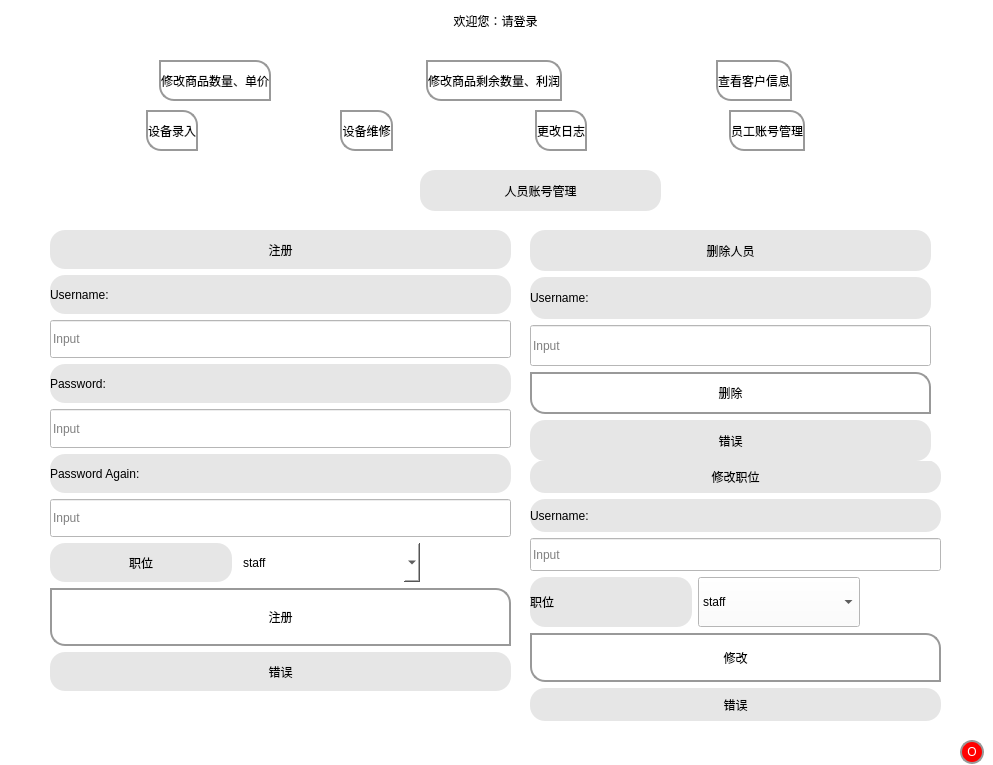
Before: the Qt Designer form storeUi/store.ui in 97CBR/drivesSystem, drawn with Qt 5.
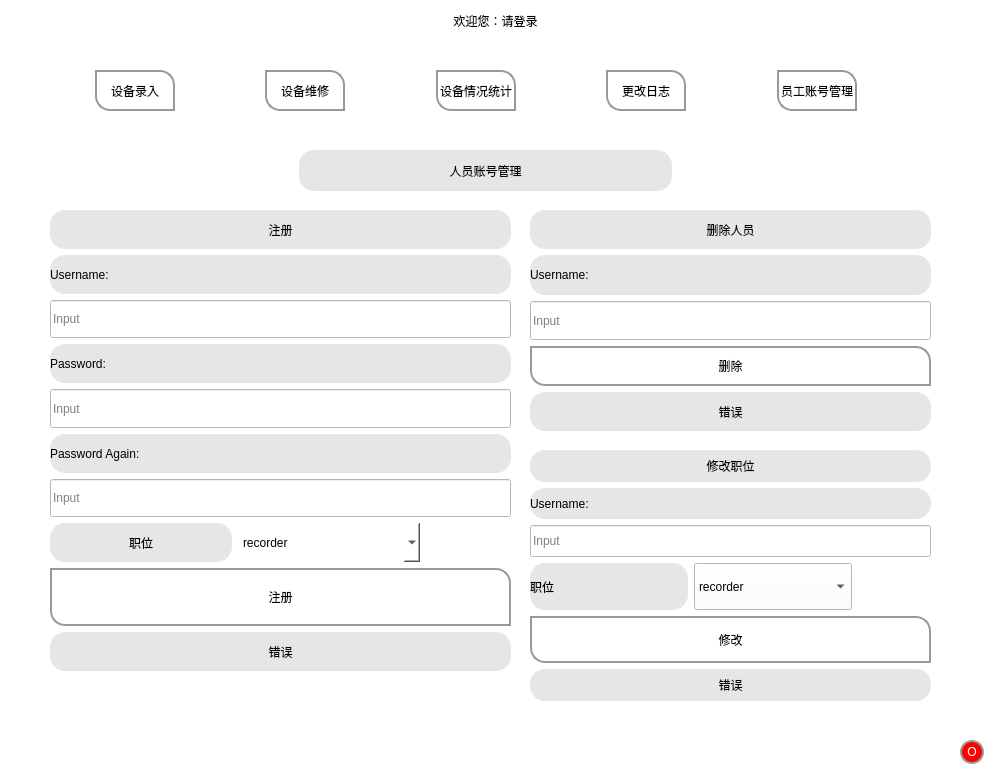
After: the same form once the commit is applied. The open tabs and pages were chosen to show the change. Icons and pictures are not drawn.

```diff
--- a/storeUi/store.ui
+++ b/storeUi/store.ui
@@ -868,116 +868,13 @@
      </widget>
     </widget>
     <widget class="QWidget" name="adminwidget">
-     <widget class="QWidget" name="horizontalLayoutWidget">
-      <property name="geometry">
-       <rect>
-        <x>10</x>
-        <y>20</y>
-        <width>931</width>
-        <height>41</height>
-       </rect>
-      </property>
-      <layout class="QHBoxLayout" name="horizontalLayout_15">
-       <item>
-        <spacer name="horizontalSpacer_5">
-         <property name="orientation">
-          <enum>Qt::Horizontal</enum>
-         </property>
-         <property name="sizeHint" stdset="0">
-          <size>
-           <width>40</width>
-           <height>20</height>
-          </size>
-         </property>
-        </spacer>
-       </item>
-       <item>
-        <widget class="QPushButton" name="changestoresattributes">
-         <property name="sizePolicy">
-          <sizepolicy hsizetype="Minimum" vsizetype="Preferred">
-           <horstretch>0</horstretch>
-           <verstretch>0</verstretch>
-          </sizepolicy>
-         </property>
-         <property name="text">
-          <string>修改商品数量、单价</string>
-         </property>
-        </widget>
-       </item>
-       <item>
-        <spacer name="horizontalSpacer_7">
-         <property name="orientation">
-          <enum>Qt::Horizontal</enum>
-         </property>
-         <property name="sizeHint" stdset="0">
-          <size>
-           <width>40</width>
-           <height>20</height>
-          </size>
-         </property>
-        </spacer>
-       </item>
-       <item>
-        <widget class="QPushButton" name="changeprofitbutton">
-         <property name="sizePolicy">
-          <sizepolicy hsizetype="Minimum" vsizetype="Preferred">
-           <horstretch>0</horstretch>
-           <verstretch>0</verstretch>
-          </sizepolicy>
-         </property>
-         <property name="text">
-          <string>修改商品剩余数量、利润</string>
-         </property>
-        </widget>
-       </item>
-       <item>
-        <spacer name="horizontalSpacer_8">
-         <property name="orientation">
-          <enum>Qt::Horizontal</enum>
-         </property>
-         <property name="sizeHint" stdset="0">
-          <size>
-           <width>40</width>
-           <height>20</height>
-          </size>
-         </property>
-        </spacer>
-       </item>
-       <item>
-        <widget class="QPushButton" name="customer_button">
-         <property name="sizePolicy">
-          <sizepolicy hsizetype="Minimum" vsizetype="Preferred">
-           <horstretch>0</horstretch>
-           <verstretch>0</verstretch>
-          </sizepolicy>
-         </property>
-         <property name="text">
-          <string>查看客户信息</string>
-         </property>
-        </widget>
-       </item>
-       <item>
-        <spacer name="horizontalSpacer_6">
-         <property name="orientation">
-          <enum>Qt::Horizontal</enum>
-         </property>
-         <property name="sizeHint" stdset="0">
-          <size>
-           <width>40</width>
-           <height>20</height>
-          </size>
-         </property>
-        </spacer>
-       </item>
-      </layout>
-     </widget>
      <widget class="QStackedWidget" name="adminstacked">
       <property name="geometry">
        <rect>
         <x>30</x>
-        <y>130</y>
+        <y>110</y>
         <width>911</width>
-        <height>561</height>
+        <height>581</height>
        </rect>
       </property>
       <property name="styleSheet">
@@ -990,9 +887,9 @@
        <widget class="QWidget" name="layoutWidget_2">
         <property name="geometry">
          <rect>
-          <x>230</x>
+          <x>20</x>
           <y>0</y>
-          <width>561</width>
+          <width>871</width>
           <height>41</height>
          </rect>
         </property>
@@ -1152,7 +1049,7 @@
              </property>
              <item>
               <property name="text">
-               <string>staff</string>
+               <string>recorder</string>
               </property>
              </item>
              <item>
@@ -1214,9 +1111,9 @@
         <property name="geometry">
          <rect>
           <x>500</x>
-          <y>290</y>
-          <width>411</width>
-          <height>261</height>
+          <y>300</y>
+          <width>401</width>
+          <height>251</height>
          </rect>
         </property>
         <layout class="QVBoxLayout" name="verticalLayout_5" stretch="2,2,2,3,3,2">
@@ -1278,7 +1175,7 @@
              </property>
              <item>
               <property name="text">
-               <string>staff</string>
+               <string>recorder</string>
               </property>
              </item>
              <item>
@@ -1342,7 +1239,7 @@
           <x>500</x>
           <y>60</y>
           <width>401</width>
-          <height>231</height>
+          <height>221</height>
          </rect>
         </property>
         <property name="styleSheet">
@@ -1575,11 +1472,14 @@
       <property name="geometry">
        <rect>
         <x>10</x>
-        <y>70</y>
+        <y>30</y>
         <width>931</width>
         <height>41</height>
        </rect>
       </property>
+      <property name="styleSheet">
+       <string notr="true"/>
+      </property>
       <layout class="QHBoxLayout" name="horizontalLayout_24">
        <item>
         <spacer name="horizontalSpacer_14">
@@ -1602,6 +1502,12 @@
            <verstretch>0</verstretch>
           </sizepolicy>
          </property>
+         <property name="minimumSize">
+          <size>
+           <width>80</width>
+           <height>0</height>
+          </size>
+         </property>
          <property name="text">
           <string>设备录入</string>
          </property>
@@ -1628,6 +1534,12 @@
            <verstretch>0</verstretch>
           </sizepolicy>
          </property>
+         <property name="minimumSize">
+          <size>
+           <width>80</width>
+           <height>0</height>
+          </size>
+         </property>
          <property name="text">
           <string>设备维修</string>
          </property>
@@ -1646,6 +1558,38 @@
          </property>
         </spacer>
        </item>
+       <item>
+        <widget class="QPushButton" name="admin_manager_device_page">
+         <property name="sizePolicy">
+          <sizepolicy hsizetype="Preferred" vsizetype="Preferred">
+           <horstretch>0</horstretch>
+           <verstretch>0</verstretch>
+          </sizepolicy>
+         </property>
+         <property name="minimumSize">
+          <size>
+           <width>80</width>
+           <height>0</height>
+          </size>
+         </property>
+         <property name="text">
+          <string>设备情况统计</string>
+         </property>
+        </widget>
+       </item>
+       <item>
+        <spacer name="horizontalSpacer_5">
+         <property name="orientation">
+          <enum>Qt::Horizontal</enum>
+         </property>
+         <property name="sizeHint" stdset="0">
+          <size>
+           <width>40</width>
+           <height>20</height>
+          </size>
+         </property>
+        </spacer>
+       </item>
        <item>
         <widget class="QPushButton" name="admin_change_logs_page">
          <property name="sizePolicy">
@@ -1654,6 +1598,12 @@
            <verstretch>0</verstretch>
           </sizepolicy>
          </property>
+         <property name="minimumSize">
+          <size>
+           <width>80</width>
+           <height>0</height>
+          </size>
+         </property>
          <property name="text">
           <string>更改日志</string>
          </property>
@@ -1680,6 +1630,12 @@
            <verstretch>0</verstretch>
           </sizepolicy>
          </property>
+         <property name="minimumSize">
+          <size>
+           <width>80</width>
+           <height>0</height>
+          </size>
+         </property>
          <property name="text">
           <string>员工账号管理</string>
          </property>
```
Left out of the diff: 285 changed lines with no effect on the pictures.
